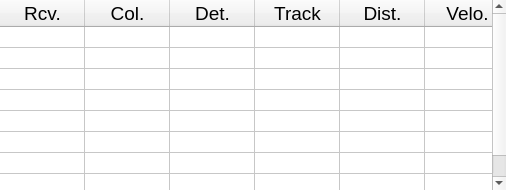
Above: src/AWLQtDemo/TableView.ui from samanwaya-jena/EVAL-ADAL6110-16-GUI before the change. Below: the same form after it.
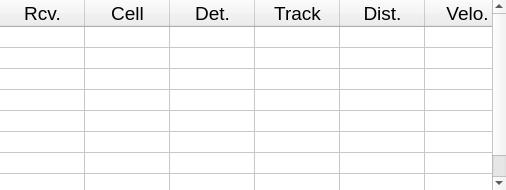
That is the form after the change. Icons and pictures are not drawn.

Diff of the .ui file:
```diff
--- a/src/AWLQtDemo/TableView.ui
+++ b/src/AWLQtDemo/TableView.ui
@@ -188,7 +188,7 @@
      </column>
      <column>
       <property name="text">
-       <string>Col.</string>
+       <string>Cell</string>
       </property>
       <property name="font">
        <font>
```
